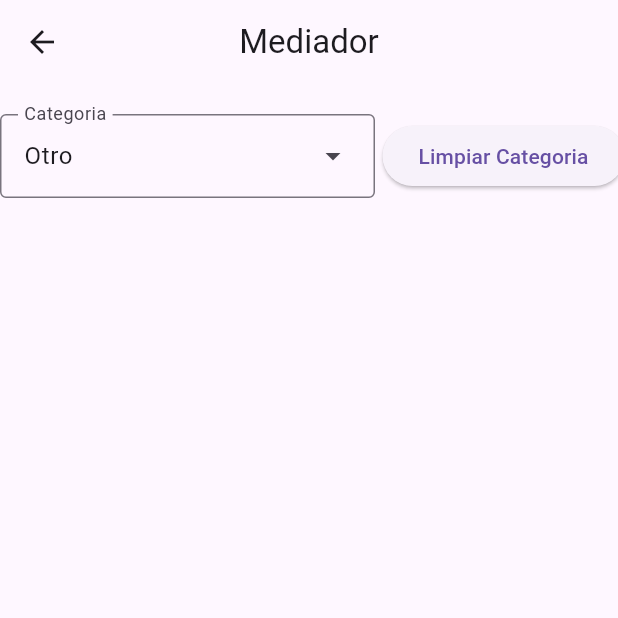
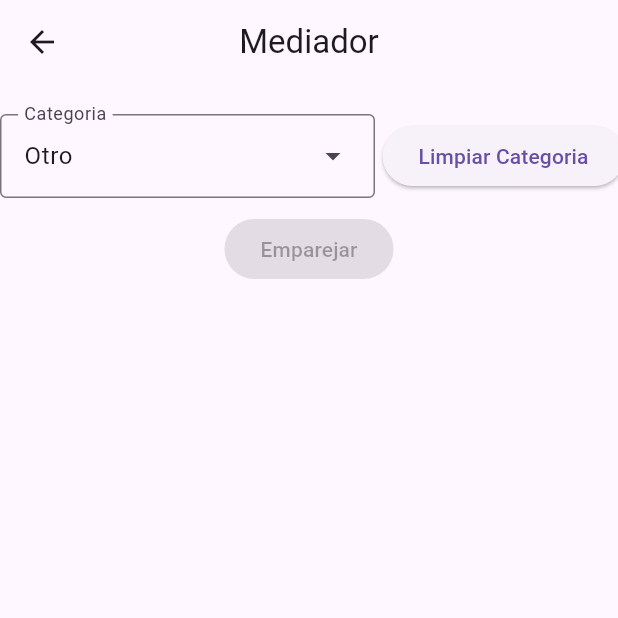
Before and after one commit to Equipo007IngSoftware/ProyectoCosasUdecPerdidas, a Flutter app: the MediatorScreen screen opened directly, on a phone screen of 412 x 824 dp, the top half of it. Run offline on Flutter 3.47's test engine with Material 3 defaults, Android fonts, the phone set to English and light mode, and no system bars; our stand-ins replace file_picker.

Commit message:
boton de emparejamiento

```diff
--- a/proyectocosasperdidas/lib/Screens/mediator_screen.dart
+++ b/proyectocosasperdidas/lib/Screens/mediator_screen.dart
@@ -38,6 +38,22 @@ class _MediatorScreen extends State<MediatorScreen> {
               }), child: Text("Limpiar Categoria"))
             ],
           ),
+          ElevatedButton(onPressed: (perdidoSelect != -1 && encontradoSelect != -1)
+                ? () {
+                    setState(() {
+                      if (db.emparejar(
+                        db.getReportePerdido(perdidoSelect),
+                        db.getReporteEncontrado(encontradoSelect),
+                      )){
+                        ScaffoldMessenger.of(
+                          context,
+                        ).showSnackBar(const SnackBar(content: Text('Emparejado',textAlign: TextAlign.center,),backgroundColor: Colors.green));
+                      };
+                    });
+                  }
+                : null,
+              child: Text("Emparejar"),
+              ),
           ///Contenedor Expanded con las dos listas de reportes
           Expanded(
             child: Row(
@@ -50,6 +66,7 @@ class _MediatorScreen extends State<MediatorScreen> {
               ],
             ),
           ),
+
         ],
       ),
     );
```
